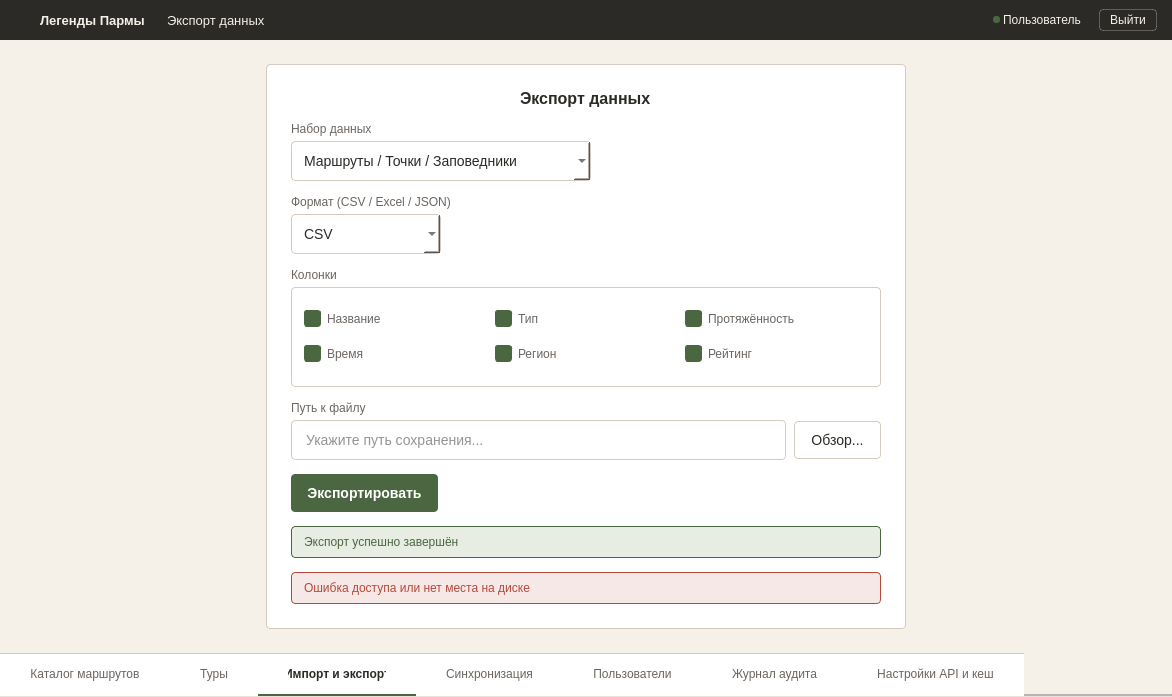
Qt form ui/windows/export_data_window.ui (nikolas-po/legends_parma) before a commit.
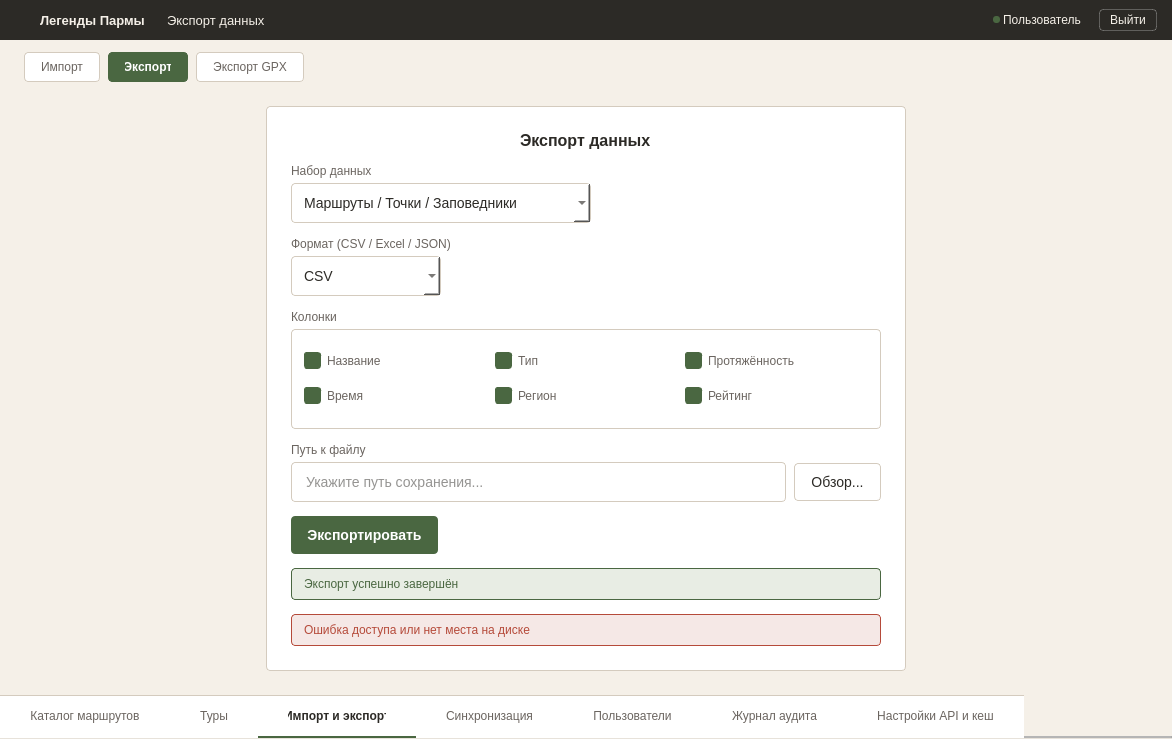
The same form after that commit. Icons and pictures are not drawn.

Commit message: сдела кнопки для переключения во вкладке импорт и экспорт

What changed in the file:
```diff
--- a/ui/windows/export_data_window.ui
+++ b/ui/windows/export_data_window.ui
@@ -59,6 +59,11 @@
 #errorBanner { background-color: #F5E8E6; border: 1px solid #B54A3A; border-radius: 4px; }
 #errorBanner QLabel { color: #B54A3A; font-size: 12px; border: none; background: transparent; }
 
+#modeBar { background: transparent; border: none; }
+#btn_mode_import, #btn_mode_export, #btn_mode_gpx { background-color: #FFFFFF; color: #6B6560; border: 1px solid #D4CBBE; padding: 7px 16px; font-size: 12px; border-radius: 4px; }
+#btn_mode_import:hover, #btn_mode_export:hover, #btn_mode_gpx:hover { color: #2C2A26; border: 1px solid #4A6741; }
+#btn_mode_import:checked, #btn_mode_export:checked, #btn_mode_gpx:checked { background-color: #4A6741; color: #FFFFFF; border: 1px solid #4A6741; font-weight: 600; }
+
 QTabWidget::panel { border: none; background-color: #FFFFFF; }
 QTabBar { background-color: #FFFFFF; border: none; }
 QTabBar::tab { height: 40px; background-color: #FFFFFF; color: #6B6560; font-size: 12px; font-weight: normal; padding: 0px 30px; border: none; border-bottom: 2px solid transparent; border-top: 1px solid #D4CBBE; text-align: center; }
@@ -136,6 +141,50 @@
       </layout>
      </widget>
     </item>
+    <item>
+     <widget class="QFrame" name="modeBar">
+      <layout class="QHBoxLayout" name="modeLayout">
+       <property name="spacing"><number>8</number></property>
+       <property name="leftMargin"><number>24</number></property>
+       <property name="topMargin"><number>12</number></property>
+       <property name="rightMargin"><number>24</number></property>
+       <property name="bottomMargin"><number>0</number></property>
+   <item>
+    <widget class="QPushButton" name="btn_mode_import">
+     <property name="cursor"><cursorShape>PointingHandCursor</cursorShape></property>
+     <property name="text"><string>Импорт</string></property>
+     <property name="checkable"><bool>true</bool></property>
+     <property name="checked"><bool>false</bool></property>
+     <property name="autoExclusive"><bool>true</bool></property>
+    </widget>
+   </item>
+   <item>
+    <widget class="QPushButton" name="btn_mode_export">
+     <property name="cursor"><cursorShape>PointingHandCursor</cursorShape></property>
+     <property name="text"><string>Экспорт</string></property>
+     <property name="checkable"><bool>true</bool></property>
+     <property name="checked"><bool>true</bool></property>
+     <property name="autoExclusive"><bool>true</bool></property>
+    </widget>
+   </item>
+   <item>
+    <widget class="QPushButton" name="btn_mode_gpx">
+     <property name="cursor"><cursorShape>PointingHandCursor</cursorShape></property>
+     <property name="text"><string>Экспорт GPX</string></property>
+     <property name="checkable"><bool>true</bool></property>
+     <property name="checked"><bool>false</bool></property>
+     <property name="autoExclusive"><bool>true</bool></property>
+    </widget>
+   </item>
+       <item>
+        <spacer name="modeSpacer">
+         <property name="orientation"><enum>Qt::Orientation::Horizontal</enum></property>
+         <property name="sizeHint" stdset="0"><size><width>40</width><height>20</height></size></property>
+        </spacer>
+       </item>
+      </layout>
+     </widget>
+    </item>
     <item>
      <layout class="QHBoxLayout" name="centerLayout">
       <property name="spacing"><number>0</number></property>
```
The commit also changes 6 other files.
